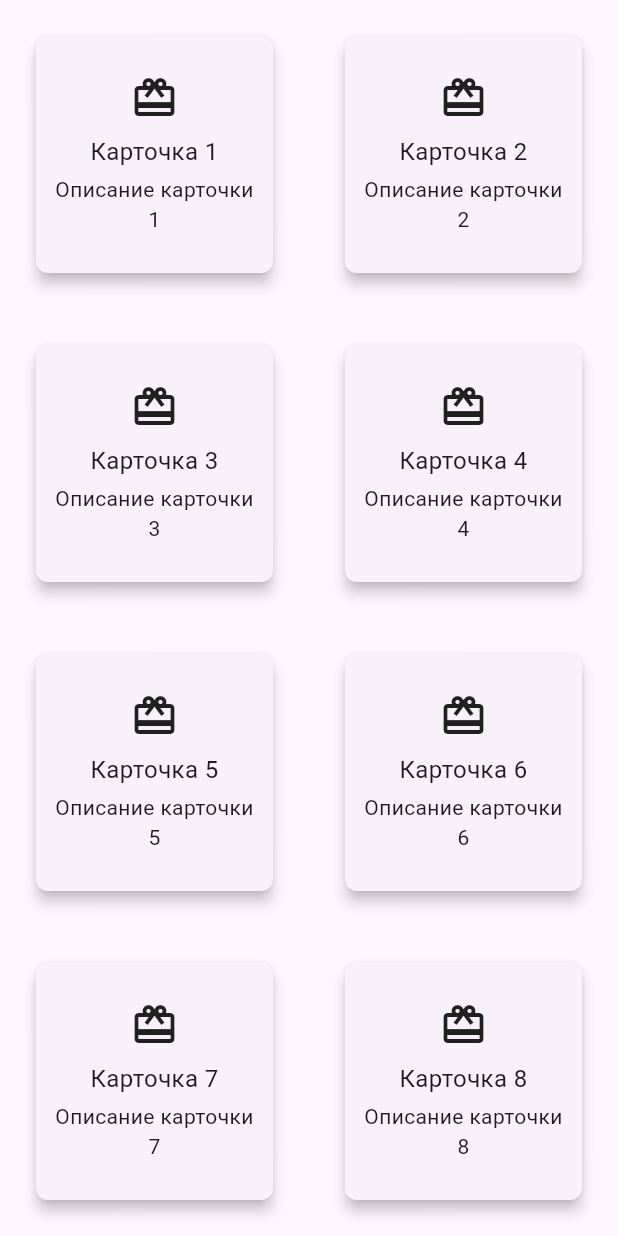
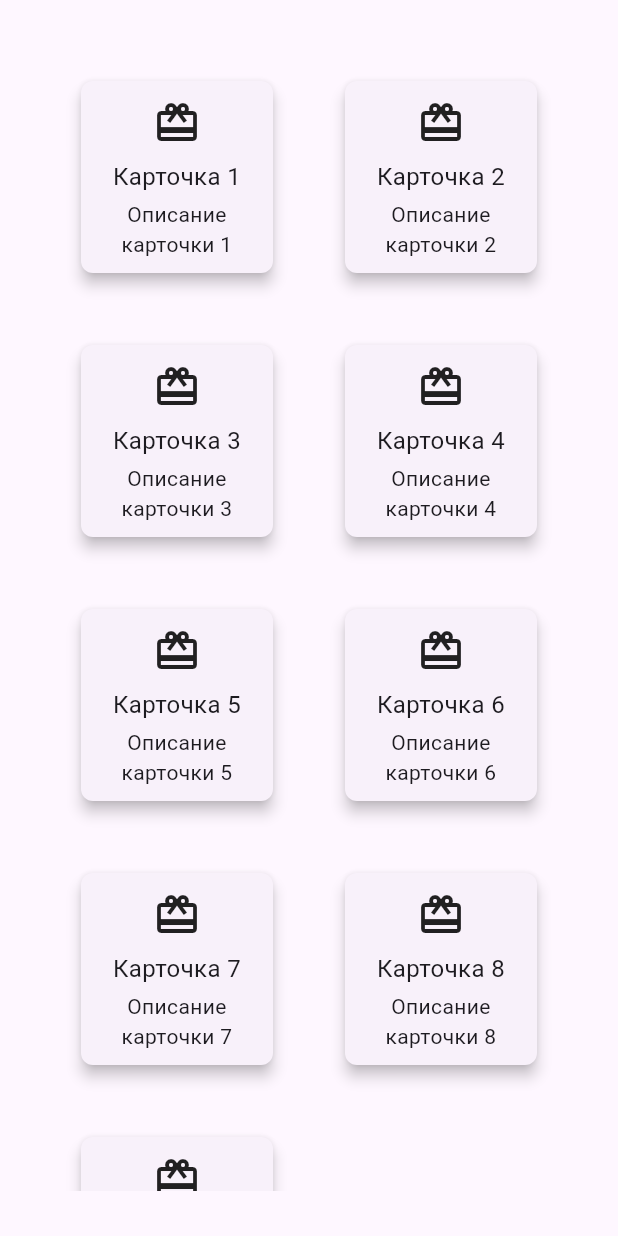
Before and after one commit to skalerr/main_page, a Flutter app: the screen it shows after launch, on a phone screen of 412 x 824 dp. Run offline on Flutter 3.47's test engine with Material 3 defaults, Android fonts, the light colour scheme and no system bars.

```diff
--- a/lib/widgets/cards.dart
+++ b/lib/widgets/cards.dart
@@ -3,7 +3,11 @@ import 'package:flutter/material.dart';
 class CardGrid extends StatelessWidget {
   @override
   Widget build(BuildContext context) {
-    return GridView.builder(
+    return Padding(
+      padding: const EdgeInsets.all(30.0),
+      child: Align(
+        alignment: Alignment.center,
+        child: GridView.builder(
           gridDelegate: SliverGridDelegateWithFixedCrossAxisCount(
             crossAxisCount: _calculateCrossAxisCount(context),
           ),
@@ -17,6 +21,8 @@ class CardGrid extends StatelessWidget {
             );
           },
           itemCount: 9,
+        ),
+      ),
     );
   }
 
@@ -47,23 +53,21 @@ class CardItem extends StatelessWidget {
         height: 120.0,
         padding: EdgeInsets.all(12.0),
         child: Column(
-          mainAxisAlignment: MainAxisAlignment
-              .center, // Выравниваем содержимое по центру по вертикали
-          crossAxisAlignment: CrossAxisAlignment
-              .center, // Выравниваем содержимое по центру по горизонтали
+          mainAxisAlignment: MainAxisAlignment.center,
+          crossAxisAlignment: CrossAxisAlignment.center,
           children: [
             Icon(Icons.card_giftcard, size: 32.0),
             SizedBox(height: 8.0),
             Text(
               title,
               style: TextStyle(fontSize: 16.0),
-              textAlign: TextAlign.center, // Выравниваем текст по центру
+              textAlign: TextAlign.center,
             ),
             SizedBox(height: 4.0),
             Text(
               subtitle,
               style: TextStyle(fontSize: 14.0),
-              textAlign: TextAlign.center, // Выравниваем текст по центру
+              textAlign: TextAlign.center,
             ),
           ],
         ),
```
Lines whose indentation alone changed are shown as unchanged.
